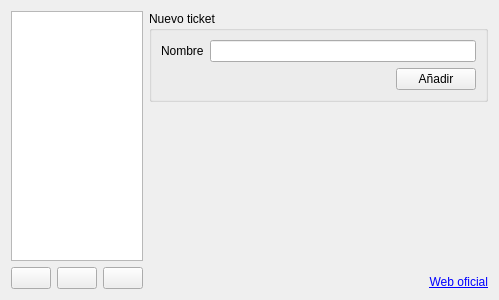
This is ticketpanel.ui in RafaelGC/EasyReceipt as Qt 5 draws it before an edit. The edited form follows.
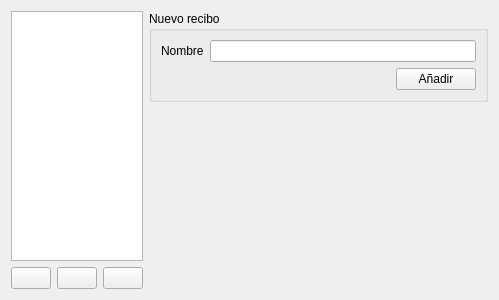
This is the edited form. Icons and pictures are not drawn.

Diff of the .ui file:
```diff
--- a/ticketpanel.ui
+++ b/ticketpanel.ui
@@ -117,7 +117,7 @@
     </layout>
    </item>
    <item>
-    <layout class="QVBoxLayout" name="verticalLayout" stretch="1,0,0,0">
+    <layout class="QVBoxLayout" name="verticalLayout" stretch="1,0,0">
      <item>
       <widget class="QGroupBox" name="groupBox">
        <property name="sizePolicy">
@@ -127,7 +127,7 @@
         </sizepolicy>
        </property>
        <property name="title">
-        <string>Nuevo ticket</string>
+        <string>Nuevo recibo</string>
        </property>
        <layout class="QVBoxLayout" name="verticalLayout_2">
         <item>
@@ -194,28 +194,6 @@
        </property>
       </spacer>
      </item>
-     <item>
-      <widget class="QLabel" name="updateLink">
-       <property name="toolTip">
-        <string>Visita la web para encontrar novedades o actualizaciones.</string>
-       </property>
-       <property name="styleSheet">
-        <string notr="true"/>
-       </property>
-       <property name="text">
-        <string>&lt;html&gt;&lt;head/&gt;&lt;body&gt;&lt;p&gt;&lt;a href=&quot;http://www.zeltastudio.com&quot;&gt;Web oficial&lt;/a&gt;&lt;/p&gt;&lt;/body&gt;&lt;/html&gt;</string>
-       </property>
-       <property name="alignment">
-        <set>Qt::AlignRight|Qt::AlignTrailing|Qt::AlignVCenter</set>
-       </property>
-       <property name="openExternalLinks">
-        <bool>true</bool>
-       </property>
-       <property name="textInteractionFlags">
-        <set>Qt::LinksAccessibleByKeyboard|Qt::LinksAccessibleByMouse|Qt::TextBrowserInteraction|Qt::TextSelectableByKeyboard|Qt::TextSelectableByMouse</set>
-       </property>
-      </widget>
-     </item>
      <item>
       <layout class="QHBoxLayout" name="horizontalLayout_3"/>
      </item>
```
